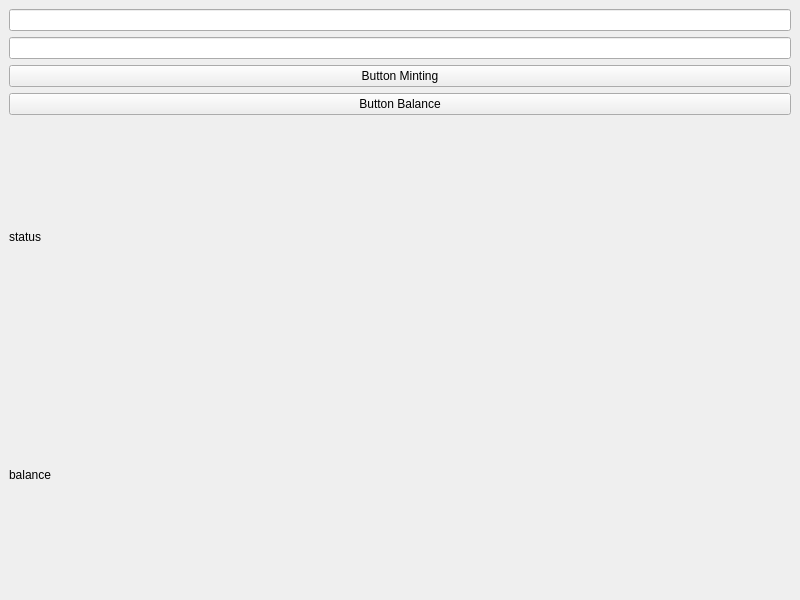
Old version of the form GUI/interface.ui in the repository Daniel-Diocis/Software-Food-Supply-Chain.
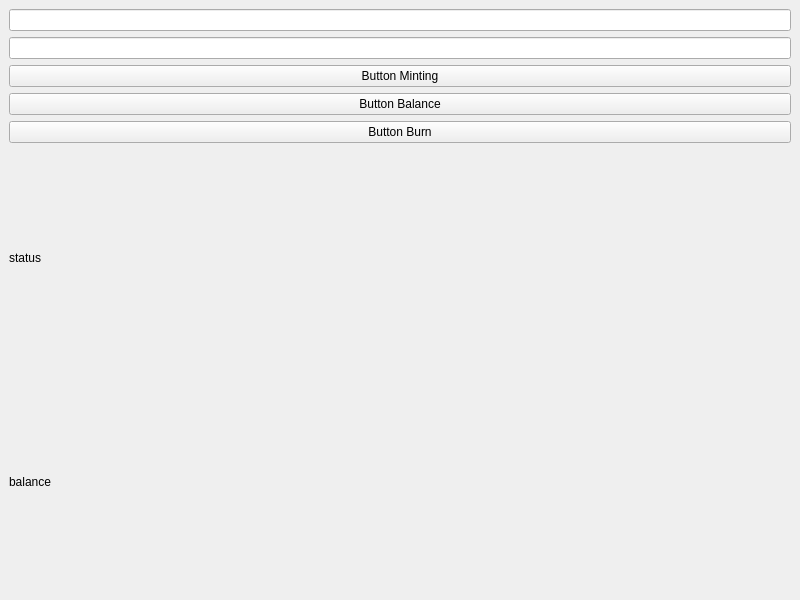
New version of the form.

Commit message: FUNZIONA LA FOTTUTA FUNZIONE BURN

Patch:
```diff
--- a/GUI/interface.ui
+++ b/GUI/interface.ui
@@ -35,6 +35,13 @@
       </property>
      </widget>
     </item>
+    <item>
+     <widget class="QPushButton" name="burnButton">
+      <property name="text">
+       <string>Button Burn</string>
+      </property>
+     </widget>
+    </item>
     <item>
      <widget class="QLabel" name="statusLabel">
       <property name="text">
```
The commit also changes 13224 other files.
